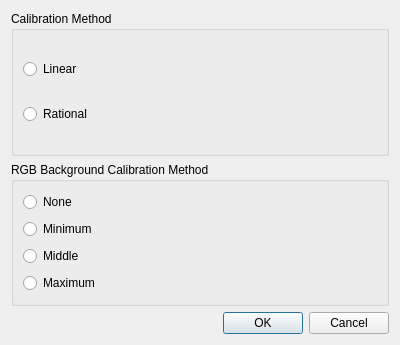
First picture: the form in DeepSkyStacker/ui/BackgroundOptions.ui, repository deepskystacker/DSS, before the edit.
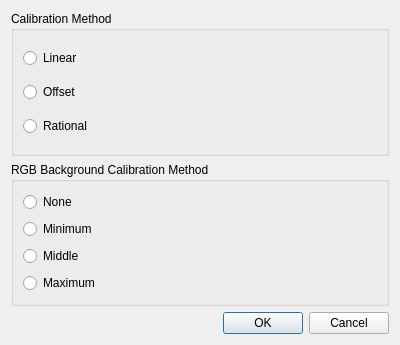
Second picture: the form after the edit.

Commit message: Update to support Sleection of Offset Calibration

```diff
--- a/DeepSkyStacker/ui/BackgroundOptions.ui
+++ b/DeepSkyStacker/ui/BackgroundOptions.ui
@@ -29,6 +29,13 @@
           </property>
          </widget>
         </item>
+        <item>
+         <widget class="QRadioButton" name="rbOffset">
+          <property name="text">
+           <string>Offset</string>
+          </property>
+         </widget>
+        </item>
         <item>
          <widget class="QRadioButton" name="rbRational">
           <property name="text">
```
Left out of the diff: 4 changed lines with no effect on the pictures. The commit also changes 4 other files.
